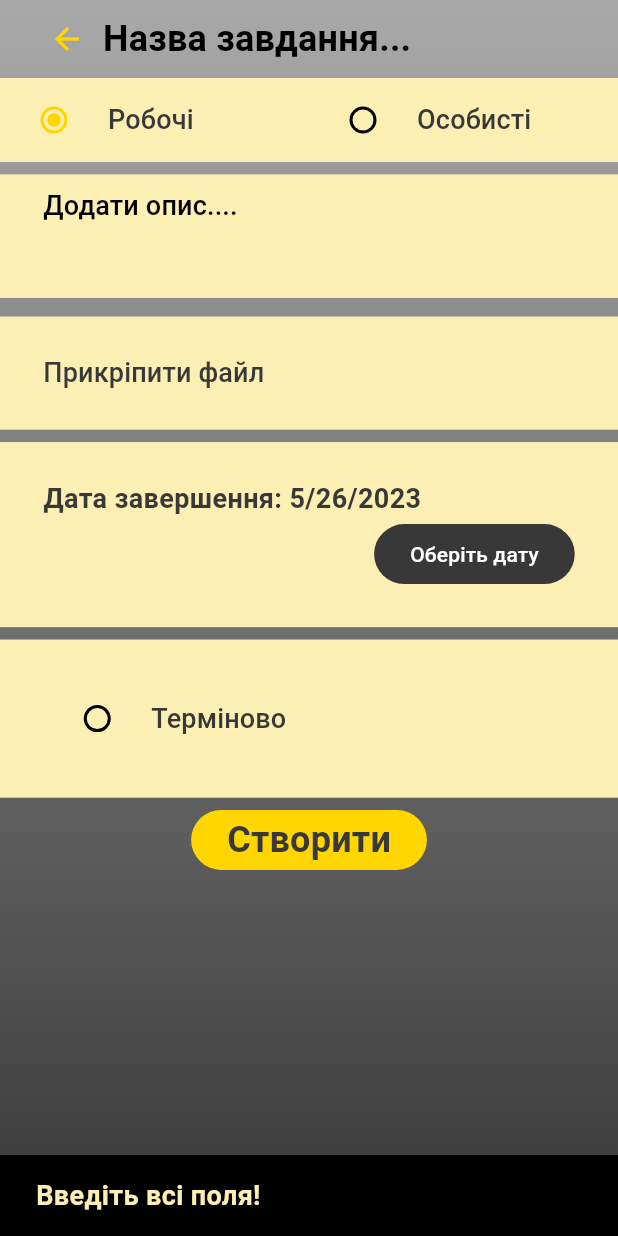
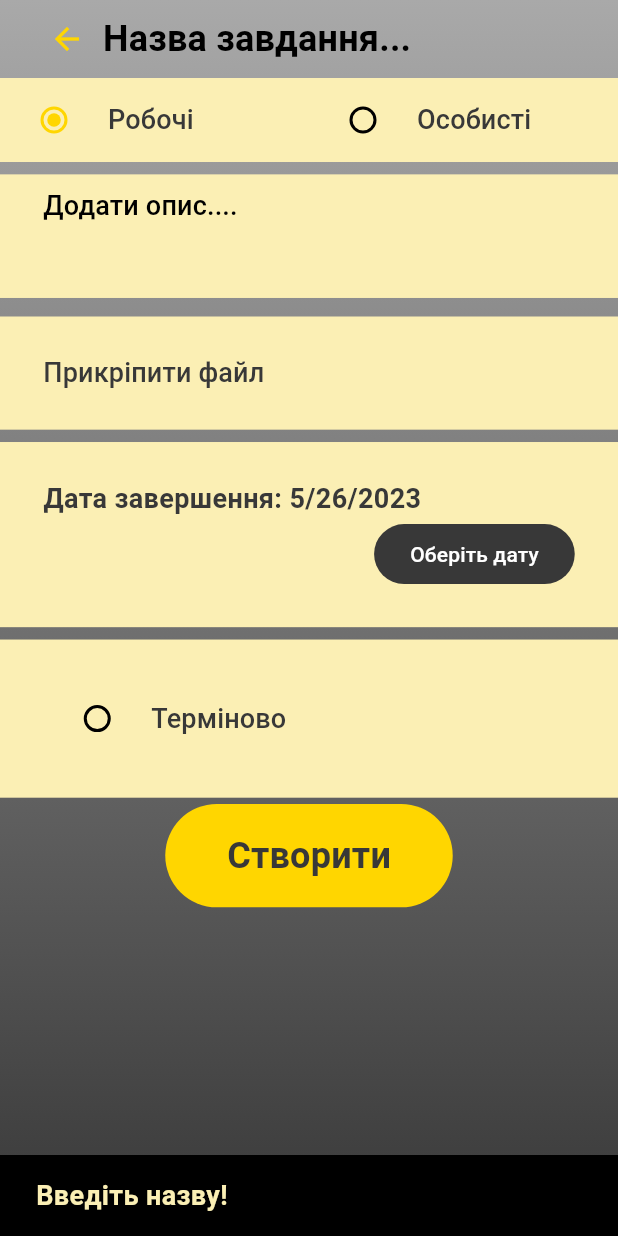
Before and after one commit to KaterinaOsipenko/to_do_app, a Flutter app: the CreateToDo screen opened directly, after a tap on "Створити", on a phone screen of 412 x 824 dp. Run offline on Flutter 3.47's test engine with Material 2 defaults, Android fonts, the phone set to English and light mode, and no system bars; network calls fail.

Commit message:
split up code

```diff
--- a/lib/screens/create_to_do.dart
+++ b/lib/screens/create_to_do.dart
@@ -1,16 +1,16 @@
 import 'dart:math';
 
 import 'package:flutter/material.dart';
-import 'package:intl/intl.dart';
 import 'package:to_do_app/models/status.dart';
 import 'package:to_do_app/models/to_do.dart';
 import 'package:to_do_app/screens/to_do_list.dart';
 import 'package:to_do_app/services/api.dart';
 import 'package:to_do_app/widgets/background.dart';
-import 'package:to_do_app/widgets/input_template.dart';
+import 'package:to_do_app/widgets/container_template.dart';
 
-import 'package:to_do_app/widgets/type_button.dart';
-import 'package:to_do_app/widgets/urgent_button.dart';
+import 'package:to_do_app/widgets/buttons/type_button.dart';
+import 'package:to_do_app/widgets/buttons/urgent_button.dart';
+import 'package:to_do_app/widgets/date_button.dart';
 
 class CreateToDo extends StatefulWidget {
   const CreateToDo({super.key});
@@ -21,25 +21,21 @@ class CreateToDo extends StatefulWidget {
 
 class _CreateToDoState extends State<CreateToDo> {
   final GlobalKey<FormState> _formKey = GlobalKey<FormState>();
-  final GlobalKey<FormState> _formKey2 = GlobalKey<FormState>();
   late String name;
-  late String description;
-  DateTime selectedDate = DateTime.now().add(const Duration(days: 1));
+  String description = '';
 
   String? textValidator(String? value) {
     if (value == null || value.isEmpty) {
       ScaffoldMessenger.of(context).showSnackBar(
-        const SnackBar(content: Text('Введіть всі поля!')),
+        const SnackBar(content: Text('Введіть назву!')),
       );
     }
     return null;
   }
 
   void submitData() async {
-    if (_formKey.currentState!.validate() &&
-        _formKey2.currentState!.validate()) {
+    if (_formKey.currentState!.validate()) {
       _formKey.currentState!.save();
-      _formKey2.currentState!.save();
       ToDo toDo = ToDo(
         taskId: Random(45).toString(),
         status: Status.active,
@@ -47,17 +43,13 @@ class _CreateToDoState extends State<CreateToDo> {
         type: TypeButton().type,
         description: description,
         file: 'file',
-        finishDate: selectedDate,
+        finishDate: DateButton().selectedDate,
         urgent: UrgentButton().urgent,
         syncTime: DateTime.now(),
       );
       await ApiSerivce.createToDo(toDo);
-      print('dfdfvdv');
+
       checkUpList();
-    } else {
-      // ScaffoldMessenger.of(context).showSnackBar(
-      //   const SnackBar(content: Text('Введіть всі поля!')),
-      // );
     }
   }
 
@@ -66,23 +58,6 @@ class _CreateToDoState extends State<CreateToDo> {
         .push(MaterialPageRoute(builder: (context) => ToDoList()));
   }
 
-  void showFinishDatePicker() => showDatePicker(
-        context: context,
-        initialDate: DateTime.now(),
-        firstDate: DateTime.now(),
-        lastDate: DateTime(
-          DateTime.now().year + 1,
-        ),
-      ).then(
-        (pickedDate) {
-          if (pickedDate == null) {
-            return;
-          }
-          setState(() {
-            selectedDate = pickedDate;
-          });
-        },
-      );
   @override
   Widget build(BuildContext context) {
     final mediaQuery = MediaQuery.of(context);
@@ -136,7 +111,6 @@ class _CreateToDoState extends State<CreateToDo> {
                           child: TypeButton(),
                         ),
                         Form(
-                          key: _formKey2,
                           child: Container(
                             color: Theme.of(context).colorScheme.surface,
                             padding: EdgeInsets.symmetric(
@@ -161,43 +135,24 @@ class _CreateToDoState extends State<CreateToDo> {
                             ),
                           ),
                         ),
-                        InputTemplate(
+                        ContainerTemplate(
                           width: mediaQuery.size.width,
                           child: Text('Прикріпити файл',
                               style: Theme.of(context).textTheme.titleSmall),
                         ),
-                        InputTemplate(
-                          width: mediaQuery.size.width,
-                          child: Column(
-                            crossAxisAlignment: CrossAxisAlignment.end,
-                            children: [
-                              Row(
-                                mainAxisAlignment:
-                                    MainAxisAlignment.spaceBetween,
-                                children: [
-                                  Text(
-                                    'Дата завершення: ${DateFormat.yMd().format(selectedDate)}',
-                                  ),
-                                ],
-                              ),
-                              FilledButton(
-                                style: ButtonStyle(
-                                    backgroundColor: MaterialStatePropertyAll(
-                                        Theme.of(context)
-                                            .colorScheme
-                                            .onSecondary)),
-                                onPressed: showFinishDatePicker,
-                                child: const Text('Оберіть дату'),
-                              ),
-                            ],
-                          ),
-                        ),
+                        DateButton(),
                         UrgentButton(),
                         FilledButton(
                           onPressed: submitData,
                           style: ButtonStyle(
                             backgroundColor: MaterialStatePropertyAll(
                                 Theme.of(context).colorScheme.tertiary),
+                            padding: MaterialStatePropertyAll(
+                              EdgeInsets.symmetric(
+                                horizontal: mediaQuery.size.width * 0.1,
+                                vertical: mediaQuery.size.height * 0.02,
+                              ),
+                            ),
                           ),
                           child: Text(
                             'Створити',
--- a/lib/widgets/input_template.dart
+++ b/lib/widgets/container_template.dart
@@ -1,10 +1,11 @@
 import 'package:flutter/material.dart';
 
-class InputTemplate extends StatelessWidget {
+class ContainerTemplate extends StatelessWidget {
   final double width;
   final Widget child;
 
-  const InputTemplate({super.key, required this.width, required this.child});
+  const ContainerTemplate(
+      {super.key, required this.width, required this.child});
 
   @override
   Widget build(BuildContext context) {
--- /dev/null
+++ b/lib/widgets/date_button.dart
@@ -0,0 +1,65 @@
+import 'package:flutter/material.dart';
+import 'package:intl/intl.dart';
+import 'package:to_do_app/widgets/container_template.dart';
+
+class DateButton extends StatefulWidget {
+  DateTime _selectedDate = DateTime.now().add(const Duration(days: 1));
+
+  DateTime get selectedDate => _selectedDate;
+
+  set selectedDate(DateTime value) {
+    _selectedDate = value;
+  }
+
+  DateButton({super.key});
+
+  @override
+  State<DateButton> createState() => _DateButtonState();
+}
+
+class _DateButtonState extends State<DateButton> {
+  void showFinishDatePicker() => showDatePicker(
+        context: context,
+        initialDate: DateTime.now(),
+        firstDate: DateTime.now(),
+        lastDate: DateTime(
+          DateTime.now().year + 1,
+        ),
+      ).then(
+        (pickedDate) {
+          if (pickedDate == null) {
+            return;
+          }
+          setState(() {
+            widget._selectedDate = pickedDate;
+          });
+        },
+      );
+  @override
+  Widget build(BuildContext context) {
+    final mediaQuery = MediaQuery.of(context);
+    return ContainerTemplate(
+      width: mediaQuery.size.width,
+      child: Column(
+        crossAxisAlignment: CrossAxisAlignment.end,
+        children: [
+          Row(
+            mainAxisAlignment: MainAxisAlignment.spaceBetween,
+            children: [
+              Text(
+                'Дата завершення: ${DateFormat.yMd().format(widget._selectedDate)}',
+              ),
+            ],
+          ),
+          FilledButton(
+            style: ButtonStyle(
+                backgroundColor: MaterialStatePropertyAll(
+                    Theme.of(context).colorScheme.onSecondary)),
+            onPressed: showFinishDatePicker,
+            child: const Text('Оберіть дату'),
+          ),
+        ],
+      ),
+    );
+  }
+}
```
Also changed, not shown: lib/widgets/buttons/add_to_to_button.dart (renamed from lib/widgets/add_to_to_button.dart), lib/widgets/buttons/type_button.dart (renamed from lib/widgets/type_button.dart), lib/widgets/buttons/type_buttons.dart (renamed from lib/widgets/type_buttons.dart), lib/widgets/buttons/urgent_button.dart (renamed from lib/widgets/urgent_button.dart).
